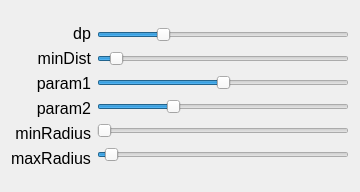
WHULS/ImageFactory, file houghcircledlg.ui: the form before one commit.
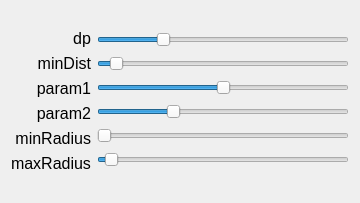
The form after the commit.

Patch:
```diff
--- a/houghcircledlg.ui
+++ b/houghcircledlg.ui
@@ -7,7 +7,7 @@
     <x>0</x>
     <y>0</y>
     <width>360</width>
-    <height>192</height>
+    <height>203</height>
    </rect>
   </property>
   <property name="windowTitle">
```
